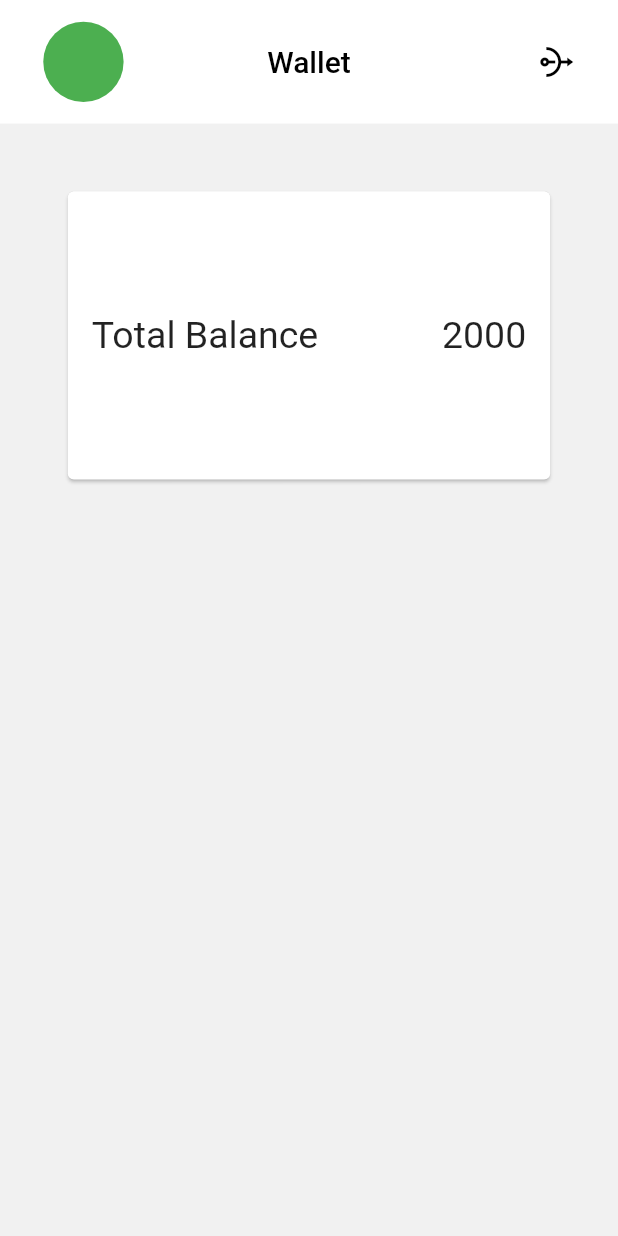
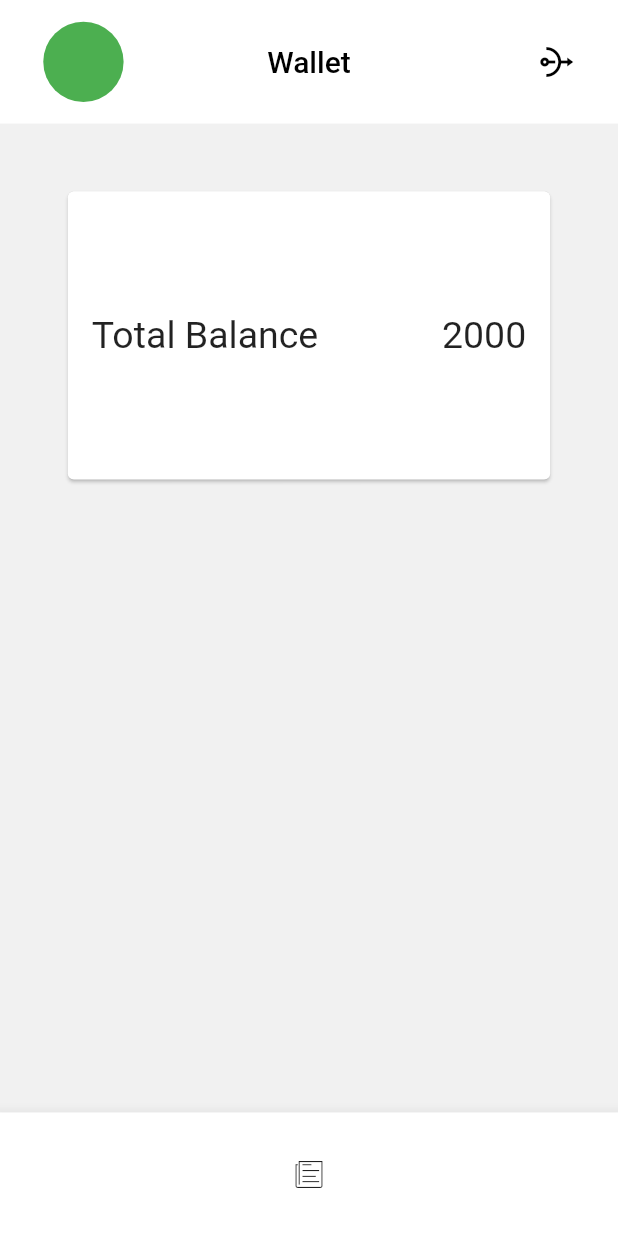
Before and after one commit to Arjunkvl/moneymanager, a Flutter app: the screen it shows after launch, on a phone screen of 412 x 824 dp. Run offline on Flutter 3.47's test engine with Material 2 defaults, Android fonts, the phone set to English and light mode, and no system bars; Roboto replaces fonts that are missing (nano).

Commit message:
added bottom navigation

```diff
--- a/lib/Screens/home_screen.dart
+++ b/lib/Screens/home_screen.dart
@@ -65,6 +65,13 @@ class Home extends StatelessWidget {
           ),
         ),
       ),
+      bottomNavigationBar: BottomAppBar(
+        height: MediaQuery.of(context).size.height * 0.1,
+        child: IconButton(
+          onPressed: () {},
+          icon: const Icon(CupertinoIcons.news),
+        ),
+      ),
     );
   }
 }
```
Also changed, not shown: lib/Screens/details.dart (added).
